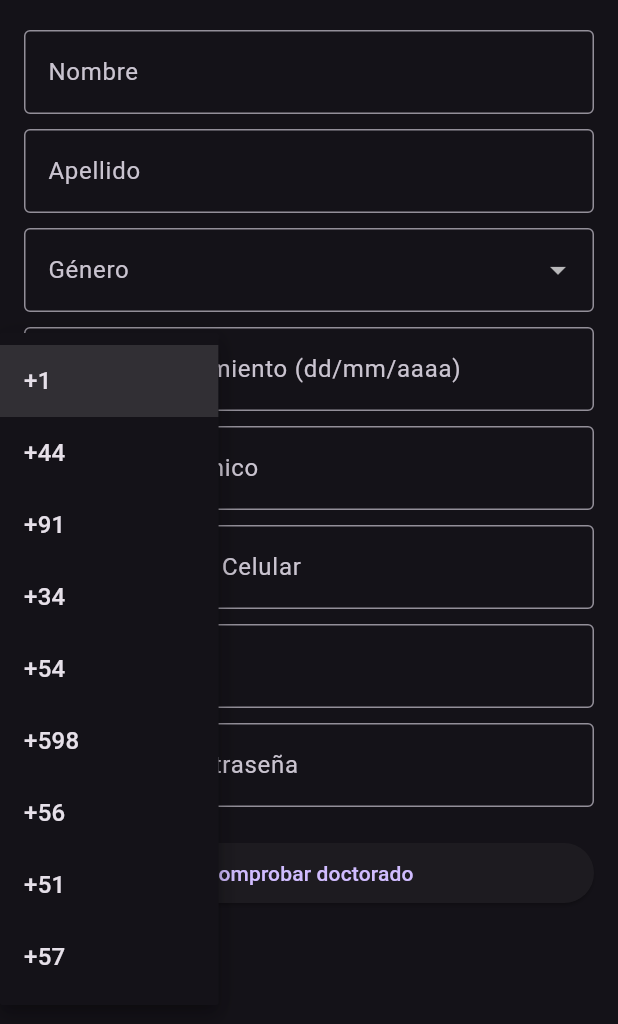
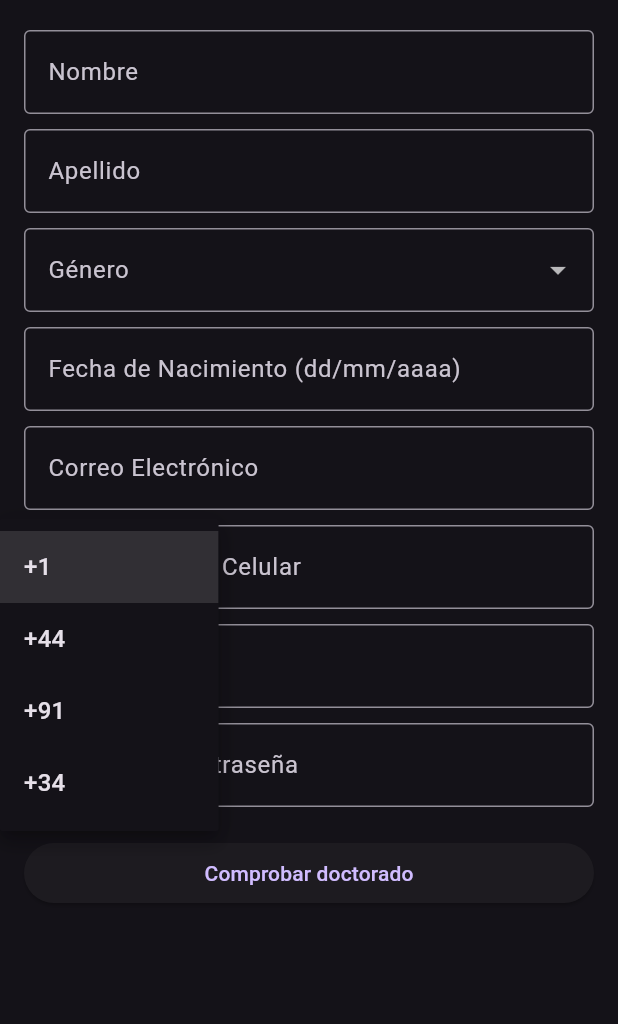
Before and after one commit to Aid-Code/PF-Medifest-Maid-Krasnov-Yedid-Jakubowicz, a Flutter app: the RegisterDocScreen screen opened by its route, after a tap on "Código", on a phone screen of 412 x 824 dp, the part 159-1183 px from its top. Run offline on Flutter 3.47's test engine with Material 3 defaults, Android fonts, the phone set to English and light mode, and no system bars; our stand-ins replace go_router.

Commit message:
Clases (a medias)

```diff
--- a/lib/core/app_router.dart
+++ b/lib/core/app_router.dart
@@ -6,7 +6,6 @@ import 'package:myapp/screen/home_screen.dart';
 import 'package:myapp/screen/login_screen.dart';
 import 'package:myapp/screen/registro_screen.dart';
 import 'package:myapp/screen/registrodoctor_screen.dart';
-import 'package:myapp/screen/formulariousuario_screen.dart';
 
 final appRouter = GoRouter(
   routes: [
@@ -35,10 +34,5 @@ final appRouter = GoRouter(
       path: '/registerDoc',
       builder: (context, state) => RegisterDocScreen(),
     ),
-    GoRoute(
-      name: FormularioScreen.name,
-      path: '/formulario',
-      builder: (context, state) => FormularioScreen(),
-    ),
   ],
 );
--- /dev/null
+++ b/lib/entities/user.dart
@@ -0,0 +1,6 @@
+class User {
+  final String username;
+  final String password;
+
+  User({required this.username, required this.password});
+}
--- a/lib/screen/registro_screen.dart
+++ b/lib/screen/registro_screen.dart
@@ -1,6 +1,4 @@
 import 'package:flutter/material.dart';
-import 'package:go_router/go_router.dart';
-import 'package:myapp/screen/formulariousuario_screen.dart';
 
 class RegisterScreen extends StatefulWidget {
   static const name = 'RegisterScreen';
@@ -22,7 +20,7 @@ class _RegisterScreenState extends State<RegisterScreen> {
   String? selectedCountryCode;
 
   final List<String> genders = ['Masculino', 'Femenino', 'No binario', 'Otro'];
-  final List<String> countryCodes = ['+1', '+44', '+91', '+34', '+54','+598','+56','+57','+51']; // Puedes agregar más códigos de país aquí
+  final List<String> countryCodes = ['+1', '+44', '+91', '+34']; // Puedes agregar más códigos de país aquí
 
   String formatDate(DateTime date) {
     return '${date.day.toString().padLeft(2, '0')}/${date.month.toString().padLeft(2, '0')}/${date.year}';
@@ -167,7 +165,7 @@ class _RegisterScreenState extends State<RegisterScreen> {
             const SizedBox(height: 20),
             ElevatedButton(
               onPressed: () {
-              context.goNamed(FormularioScreen.name);
+                // Lógica para el botón "Ir a formulario"
               },
               child: const Text('Ir a formulario'),
             ),
--- a/lib/screen/registrodoctor_screen.dart
+++ b/lib/screen/registrodoctor_screen.dart
@@ -20,7 +20,7 @@ class _RegisterScreenState extends State<RegisterDocScreen> {
   String? selectedCountryCode;
 
   final List<String> genders = ['Masculino', 'Femenino', 'No binario', 'Otro'];
-  final List<String> countryCodes = ['+1', '+44', '+91', '+34','+54','+598','+56','+51','+57']; // Puedes agregar más códigos de país aquí
+  final List<String> countryCodes = ['+1', '+44', '+91', '+34']; // Puedes agregar más códigos de país aquí
 
   String formatDate(DateTime date) {
     return '${date.day.toString().padLeft(2, '0')}/${date.month.toString().padLeft(2, '0')}/${date.year}';
```
Also changed, not shown: lib/screen/home_screen.dart (+6 -3 lines), lib/screen/login_screen.dart (+22 -13 lines), .idx/integrations.json (deleted), 1 other file.
